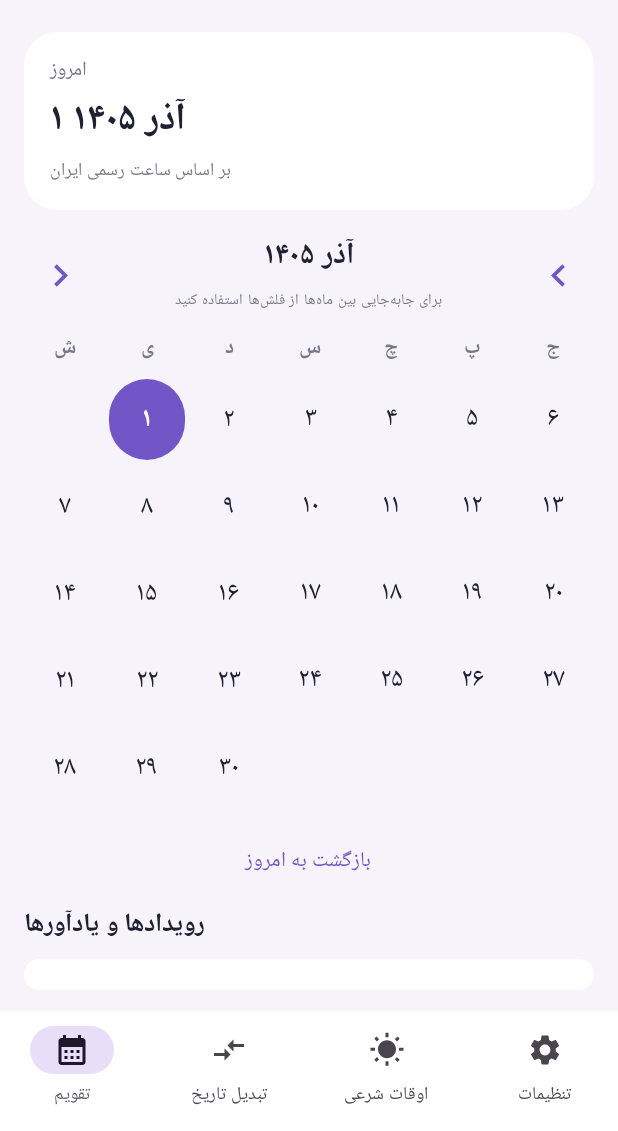
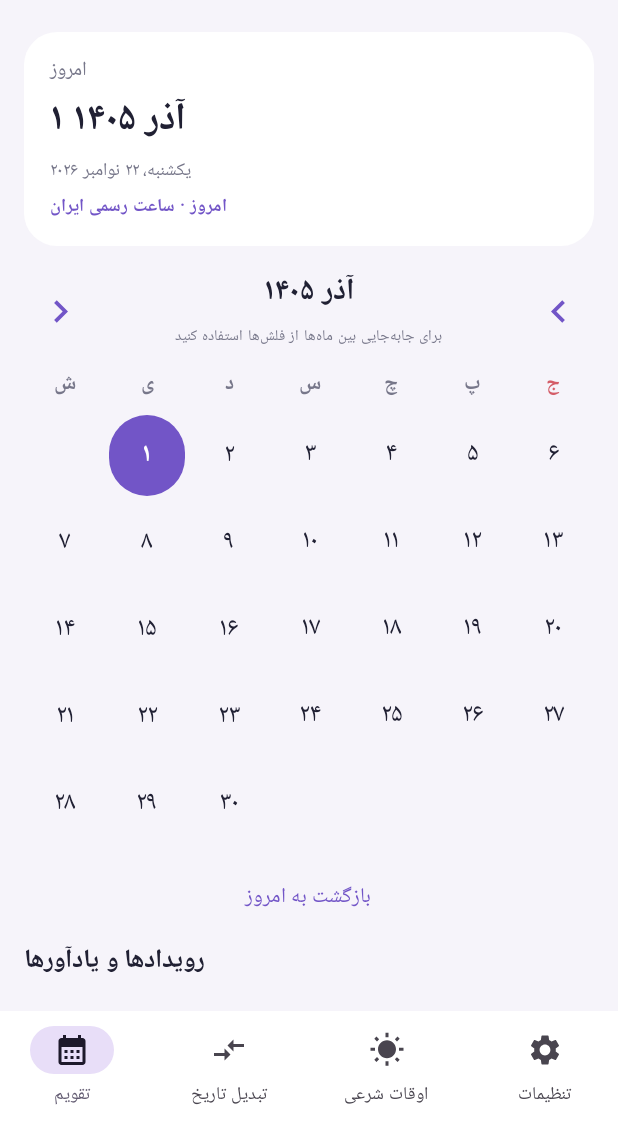
Before and after one commit to mohsen64ehsani-beep/PersianCalendarApp, an Android app built with Jetpack Compose: the screen it shows after launch (MainActivity), after a tap on an icon or button, on a phone screen of 412 x 824 dp, the part 105-1236 px from its top. Run offline under Robolectric (Android 15) with nearby library versions, the phone set to English and light mode, and no system bars.

Commit message:
Improve calendar date details and today highlighting

```diff
--- a/app/src/main/java/ir/persiancalendar/app/MainActivity.kt
+++ b/app/src/main/java/ir/persiancalendar/app/MainActivity.kt
@@ -111,6 +111,17 @@ private fun CalendarHome(accent: Color) {
     val monthLength = monthCalendar.getActualMaximum(Calendar.DAY_OF_MONTH)
     val offset = firstDay % 7 // ICU: Sunday=1; Persian calendar grid starts Saturday.
     val cells = (0 until offset).map { 0 } + (1..monthLength).toList()
+    val selectedGregorian = remember(visibleYear, visibleMonth, selectedDay) {
+        runCatching {
+            val selected = persianCalendar().apply {
+                isLenient = false
+                set(Calendar.YEAR, visibleYear)
+                set(Calendar.MONTH, visibleMonth)
+                set(Calendar.DAY_OF_MONTH, selectedDay.coerceIn(1, monthLength))
+            }
+            SimpleDateFormat("EEEE، d MMMM yyyy", Locale("fa", "IR")).format(selected.time)
+        }.getOrDefault("")
+    }
 
     fun moveMonth(amount: Int) {
         val moved = persianCalendar().apply {
@@ -139,7 +150,10 @@ private fun CalendarHome(accent: Color) {
             Column(Modifier.padding(horizontal = 17.dp, vertical = 14.dp)) {
                 Text(if (visibleYear == todayYear && visibleMonth == todayMonth && selectedDay == todayDay) "امروز" else "تاریخ انتخاب‌شده", color = Muted, fontSize = 13.sp)
                 Text(faNumber(selectedDay) + " " + MonthNames[visibleMonth] + " " + faNumber(visibleYear), color = Ink, fontSize = 25.sp, fontWeight = FontWeight.Bold)
-                Text("بر اساس ساعت رسمی ایران", color = Muted, fontSize = 12.sp)
+                Text(selectedGregorian, color = Muted, fontSize = 12.sp)
+                if (visibleYear == todayYear && visibleMonth == todayMonth && selectedDay == todayDay) {
+                    Text("امروز · ساعت رسمی ایران", color = accent, fontSize = 12.sp, fontWeight = FontWeight.SemiBold)
+                }
             }
         }
         Spacer(Modifier.height(14.dp))
@@ -153,14 +167,17 @@ private fun CalendarHome(accent: Color) {
         }
         Spacer(Modifier.height(8.dp))
         Row(Modifier.fillMaxWidth()) {
-            WeekDays.forEach { name ->
-                Text(name.take(1), Modifier.weight(1f), textAlign = TextAlign.Center, color = Muted, fontSize = 14.sp, fontWeight = FontWeight.SemiBold)
+            listOf("ش", "ی", "د", "س", "چ", "پ", "ج").forEachIndexed { index, label ->
+                Text(label, Modifier.weight(1f), textAlign = TextAlign.Center,
+                    color = if (index == 6) Color(0xFFD45D68) else Muted,
+                    fontSize = 14.sp, fontWeight = FontWeight.Bold)
             }
         }
         Spacer(Modifier.height(6.dp))
         LazyVerticalGrid(columns = GridCells.Fixed(7), modifier = Modifier.fillMaxWidth(), userScrollEnabled = false) {
             items(cells) { value ->
                 val isSelected = value != 0 && value == selectedDay
+                val isToday = value != 0 && visibleYear == todayYear && visibleMonth == todayMonth && value == todayDay
                 Box(
                     Modifier.fillMaxWidth().padding(2.dp).aspectRatio(0.94f).then(
                         if (isSelected) Modifier.background(accent, CircleShape) else Modifier
@@ -168,12 +185,15 @@ private fun CalendarHome(accent: Color) {
                     contentAlignment = Alignment.Center
                 ) {
                     if (value != 0) {
-                        Text(
-                            faNumber(value),
-                            color = if (isSelected) Color.White else Ink,
-                            fontSize = 18.sp,
-                            fontWeight = if (isSelected) FontWeight.Bold else FontWeight.Medium
-                        )
+                        Column(horizontalAlignment = Alignment.CenterHorizontally, verticalArrangement = Arrangement.Center) {
+                            Text(faNumber(value),
+                                color = when { isSelected -> Color.White; isToday -> accent; else -> Ink },
+                                fontSize = 17.sp,
+                                fontWeight = if (isSelected || isToday) FontWeight.Bold else FontWeight.Medium)
+                            if (isToday && !isSelected) {
+                                Box(Modifier.padding(top = 1.dp).size(4.dp).background(accent, CircleShape))
+                            }
+                        }
                     }
                 }
             }
```
